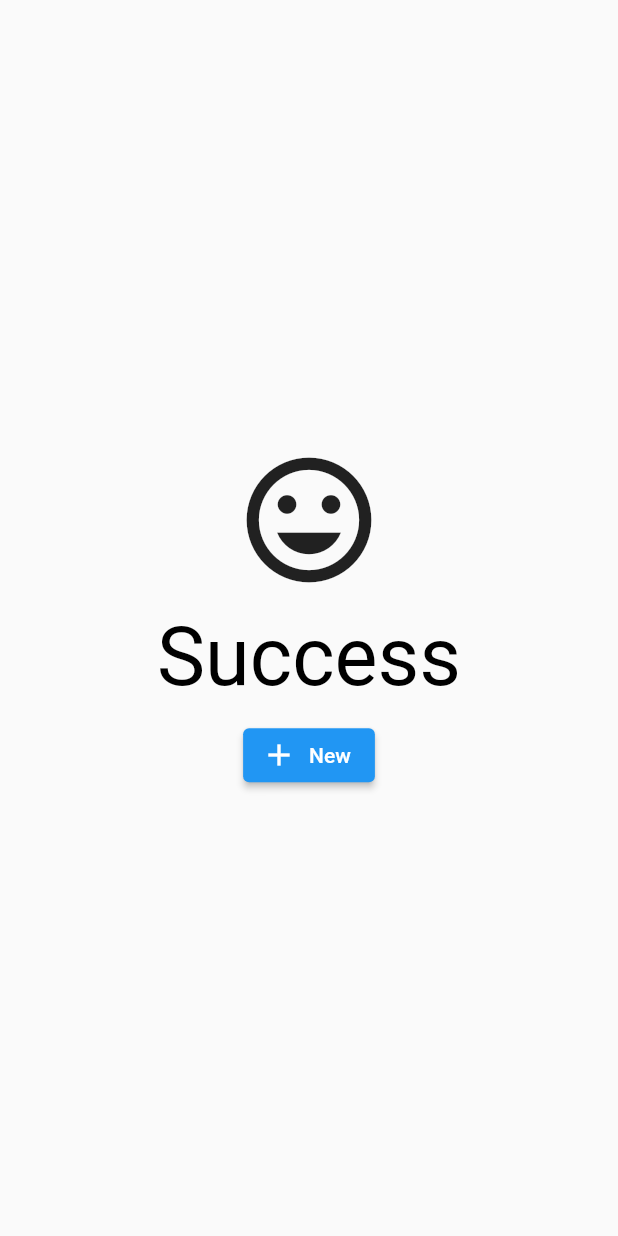
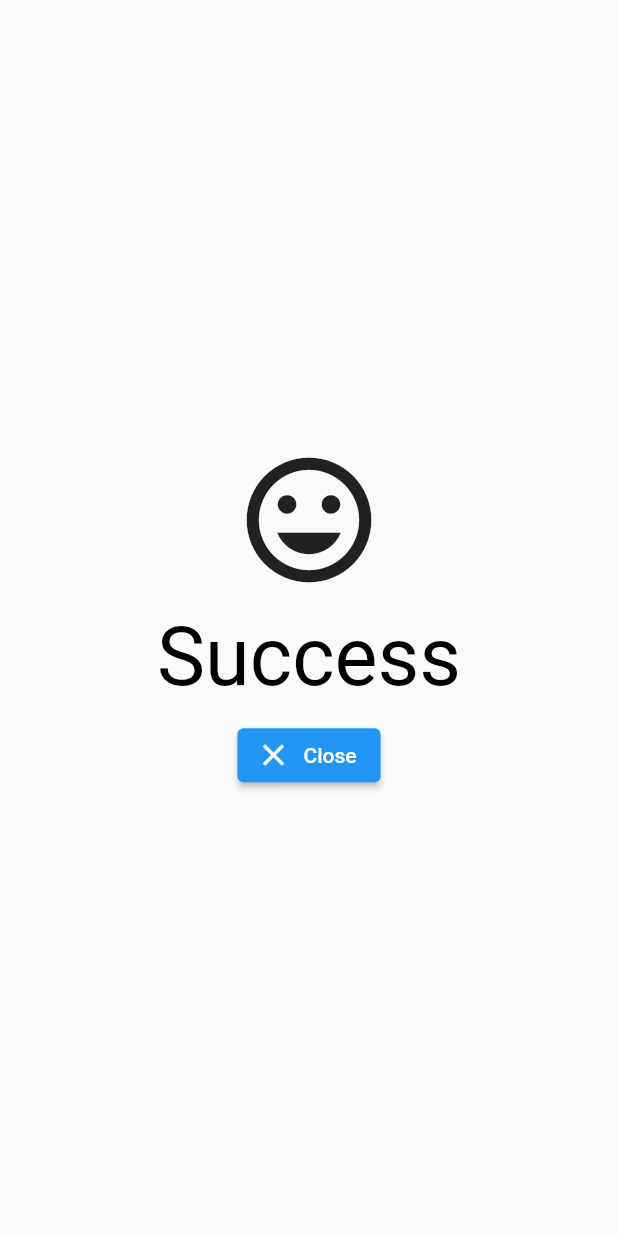
Before and after one commit to victormungai97/magic_fitness_app, a Flutter app: the DetailSuccess screen opened directly, on a phone screen of 412 x 824 dp. Run offline on Flutter 3.47's test engine with Material 2 defaults, Android fonts, the phone set to English and light mode, and no system bars; our stand-ins replace bloc, flutter_bloc, freezed_annotation, go_router, hive, hydrated_bloc; missing offline and left inert: flutter_form_bloc; accounts and stored records are empty.

Commit message:
Miscallenous changes

```diff
--- a/lib/views/detail/body.dart
+++ b/lib/views/detail/body.dart
@@ -88,7 +88,7 @@ class _Body extends StatelessWidget {
           initial: () => const DetailForm(key: WidgetKeys.detailForm),
           load: () => const Center(child: CircularProgressIndicator(),),
           create: () => const DetailSuccess(key: WidgetKeys.detailSuccess,),
-          edit: () => const DetailSuccess(key: WidgetKeys.detailSuccess, editing: true,),
+          edit: () => const DetailSuccess(key: WidgetKeys.detailSuccess,),
           failure: (exception) => DetailError(message: exception),
       delete: SizedBox.new,
         );
--- a/lib/views/detail/components/success.dart
+++ b/lib/views/detail/components/success.dart
@@ -11,10 +11,7 @@ import 'package:magic_fitness_app/constants/constants.dart';
 class DetailSuccess extends StatelessWidget {
 
   /// Constructor for success page in workout manipulation (creation & editing)
-  const DetailSuccess({super.key, this.editing = false});
-
-  /// Flag to check if editing
-  final bool editing;
+  const DetailSuccess({super.key});
 
   @override
   Widget build(BuildContext context) {
@@ -32,16 +29,12 @@ class DetailSuccess extends StatelessWidget {
             ),
             const SizedBox(height: 10),
             ElevatedButton.icon(
-              label: Text(editing ? Labels.close : Labels.new_),
+              label: const Text(Labels.close),
               onPressed: () {
-                if (editing) {
-                  context.read<WorkoutBloc>().add(const WorkoutEvent.initial());
+                context.read<WorkoutBloc>().add(const WorkoutEvent.initial());
                   context.pop();
-                } else {
-                  context.read<WorkoutBloc>().add(const WorkoutEvent.initial());
-                }
               },
-              icon: Icon(editing ? Icons.close : Icons.add),
+              icon: const Icon(Icons.close),
             ),
           ],
         ),
--- a/lib/views/list/components/entry.dart
+++ b/lib/views/list/components/entry.dart
@@ -52,12 +52,10 @@ class ListEntry extends StatelessWidget {
         },
       ),
       title: Text(
-        '${workoutModel?.exercise ?? Labels.unspecified} on ${workoutModel
-            ?.timeOfExercise}',
+        '${workoutModel?.exercise ?? Labels.unspecified} on ${workoutModel?.timeOfExercise}',
       ),
       subtitle: Text(
-        '${Labels.weights}: ${workoutModel?.weights}\n${Labels
-            .repetitions}: ${workoutModel?.rounds}',
+        '${Labels.weights}: ${workoutModel?.weights} ${workoutModel?.units ?? Labels.kilograms}\n${Labels.repetitions}: ${workoutModel?.rounds}',
       ),
       onTap: () => context.push('${Routes.detail}/${workoutModel?.id}'),
     );
```
Also changed, not shown: 1 other file.
